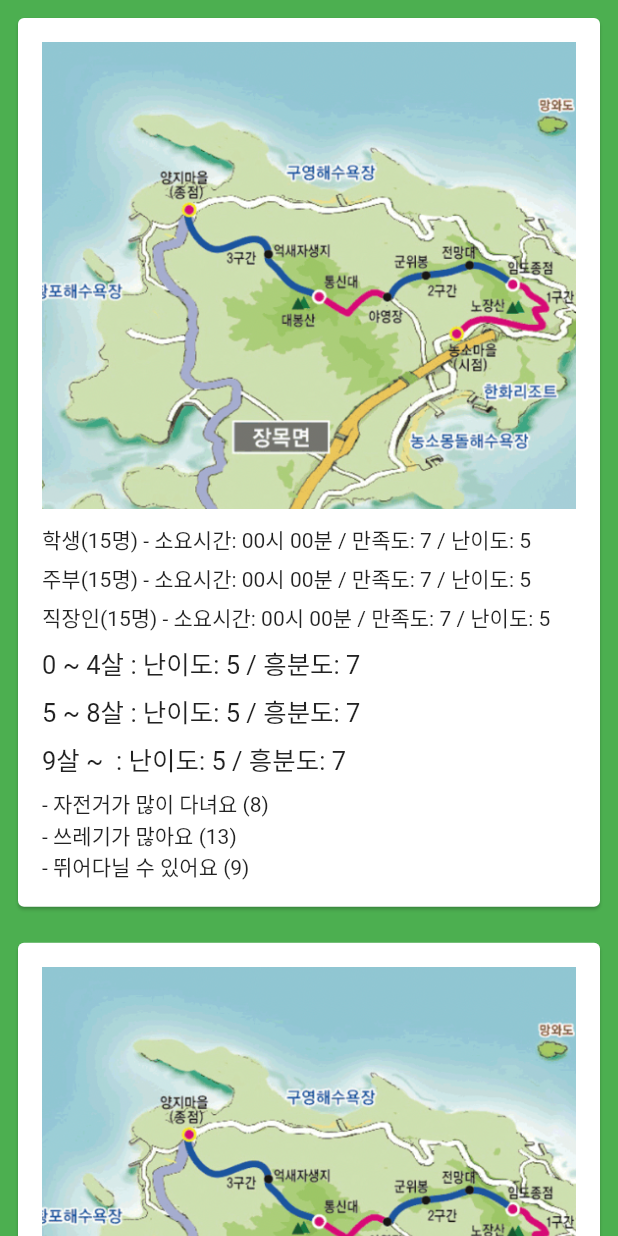
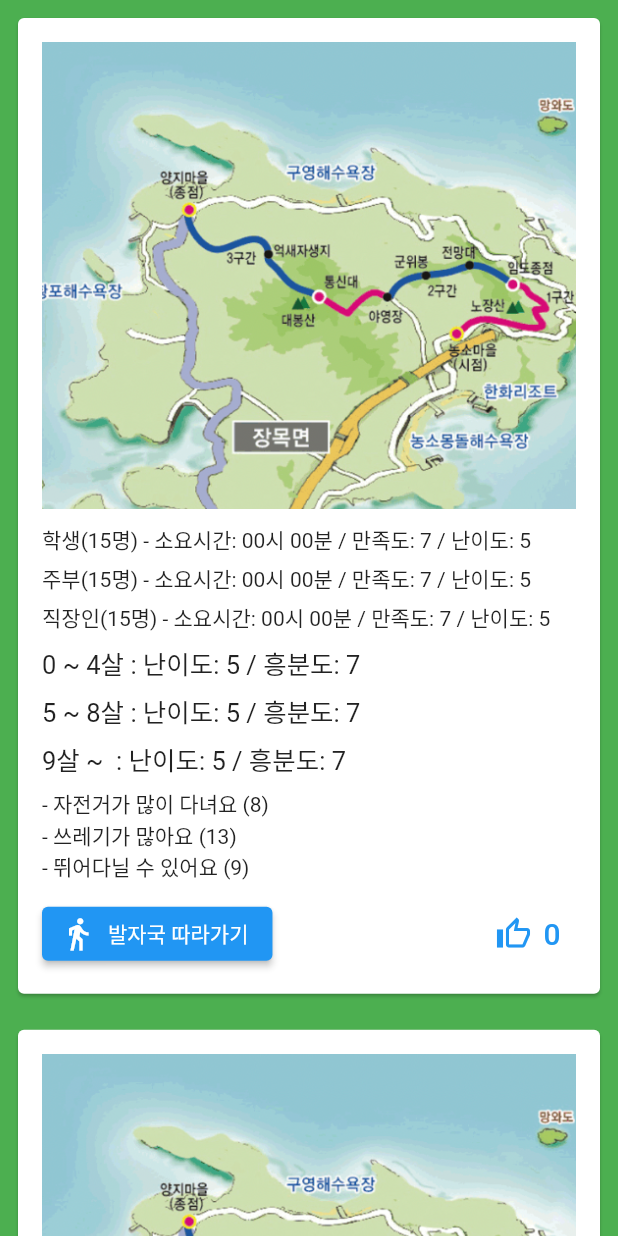
Before and after one commit to kju2405/happy_dog, a Flutter app: the WalkingPage screen opened directly, on a phone screen of 412 x 824 dp. Run offline on Flutter 3.47's test engine with Material 2 defaults, Android fonts, the phone set to English and light mode, and no system bars; our stand-ins replace bottom_navy_bar, cloud_firestore, firebase_auth, firebase_core, flutter_switch, get and 4 more; accounts and stored records are empty.

Commit message:
Adding button in walk page

```diff
--- /dev/null
+++ b/lib/controller/route_controller.dart
@@ -0,0 +1,12 @@
+import 'package:get/get.dart';
+import 'package:happy_dog/model/route_thumb.dart';
+
+class RouteController extends GetxController {
+  final routeThumb = RouteThumb().obs;
+
+  void updateInfo() {
+    routeThumb.update((val) {
+      val?.num++;
+    });
+  }
+}
--- /dev/null
+++ b/lib/model/route_thumb.dart
@@ -0,0 +1,4 @@
+class RouteThumb {
+  RouteThumb({this.num = 0});
+  int num;
+}
--- a/lib/view/walk_page.dart
+++ b/lib/view/walk_page.dart
@@ -1,4 +1,8 @@
 import 'package:flutter/material.dart';
+import 'package:happy_dog/controller/route_controller.dart';
+import 'package:happy_dog/view/home.dart';
+import 'package:happy_dog/view/home_page.dart';
+import 'package:get/get.dart';
 
 class WalkingPage extends StatefulWidget {
   const WalkingPage({Key? key}) : super(key: key);
@@ -8,6 +12,7 @@ class WalkingPage extends StatefulWidget {
 }
 
 class _WalkingPageState extends State<WalkingPage> {
+  final RouteController routeController = Get.put(RouteController());
   @override
   Widget build(BuildContext context) {
     return Scaffold(
@@ -91,6 +96,36 @@ class _WalkingPageState extends State<WalkingPage> {
                           '- 뛰어다닐 수 있어요 (9)',
                           style: TextStyle(fontSize: 14),
                         ),
+                        SizedBox(
+                          height: 10,
+                        ),
+                        Row(
+                          mainAxisAlignment: MainAxisAlignment.spaceBetween,
+                          children: [
+                            ElevatedButton.icon(
+                              onPressed: () {
+                                Navigator.of(context).pushAndRemoveUntil(
+                                    MaterialPageRoute(
+                                        builder: (_) => const Home()),
+                                    (route) => false);
+                              },
+                              icon: Icon(Icons.directions_walk),
+                              label: Text('발자국 따라가기'),
+                            ),
+                            GetX<RouteController>(
+                              builder: (_) => TextButton.icon(
+                                onPressed: () {
+                                  routeController.updateInfo();
+                                },
+                                icon: Icon(Icons.thumb_up_alt_outlined),
+                                label: Text(
+                                  '${routeController.routeThumb().num}',
+                                  style: TextStyle(fontSize: 20),
+                                ),
+                              ),
+                            ),
+                          ],
+                        )
                       ], // 추천 버튼과 이 경로로 산책하기 버튼 추가할것.
                     ),
                   ),
--- a/pubspec.yaml
+++ b/pubspec.yaml
@@ -46,6 +46,7 @@ dependencies:
   firebase_auth: ^4.4.0
   flutter_switch: ^0.3.2
   image_picker: ^0.8.7+1
+  get:
 
 
 dev_dependencies:
```
Also changed, not shown: pubspec.lock.
